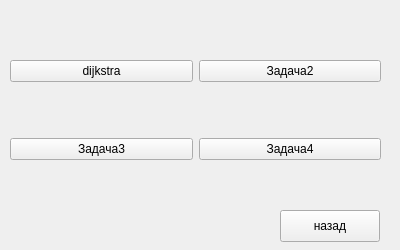
LevBratisman/QT_Poject, file PR/tasks.ui: the form before one commit.
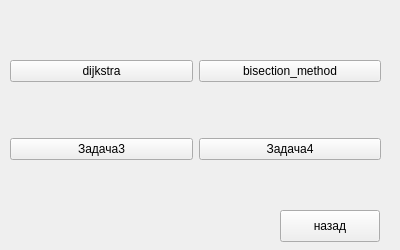
The form after the commit.

The edit to the form file:
```diff
--- a/PR/tasks.ui
+++ b/PR/tasks.ui
@@ -26,7 +26,7 @@
     <item row="0" column="1">
      <widget class="QPushButton" name="pushButton_2">
       <property name="text">
-       <string>Задача2</string>
+       <string>bisection_method</string>
       </property>
      </widget>
     </item>
```
Left out of the diff: 2 changed lines with no effect on the pictures.
